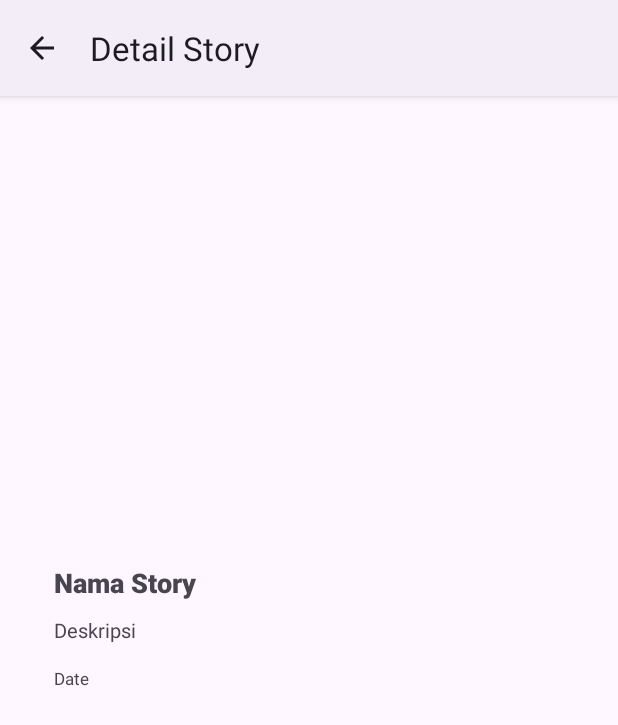
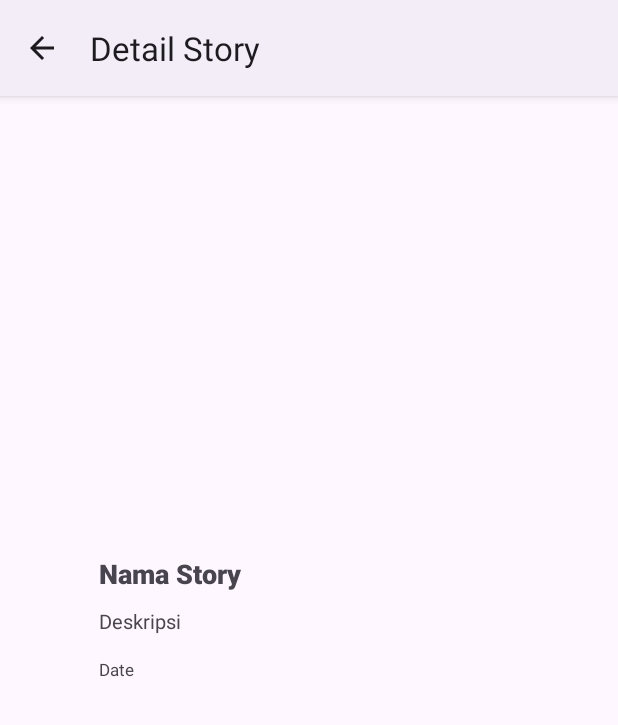
Before and after one commit to RifqiMuafa20/My-Story-App, an Android app: the DetailActivity screen opened directly, with no data from a screen before it, on a phone screen of 412 x 824 dp. Shown: the top 725 px of the screen. Run offline under Robolectric (Android 15) with nearby library versions, the phone set to English and light mode, and no system bars; pictures from the network do not load; 1 statement that could not run was skipped.

Commit message:
feature: implement customview edit email to check email format

```diff
--- a/app/src/main/java/com/d121211063/mystoryapp/ui/login/LoginActivity.kt
+++ b/app/src/main/java/com/d121211063/mystoryapp/ui/login/LoginActivity.kt
@@ -56,6 +56,9 @@ class LoginActivity : AppCompatActivity() {
                 email.isEmpty() -> {
                     binding.edLoginEmail.error = getString(R.string.email_is_empty)
                 }
+                !android.util.Patterns.EMAIL_ADDRESS.matcher(email).matches() -> {
+                    binding.edLoginEmail.error = getString(R.string.invalid_email_error)
+                }
                 password.isEmpty() -> {
                     binding.edLoginPassword.error = getString(R.string.password_is_empty)
                 }
--- a/app/src/main/res/layout/activity_detail.xml
+++ b/app/src/main/res/layout/activity_detail.xml
@@ -9,16 +9,13 @@
 
     <androidx.constraintlayout.widget.ConstraintLayout
         android:layout_width="match_parent"
+        android:layout_margin="30dp"
         android:layout_height="wrap_content" >
 
         <ImageView
             android:id="@+id/img_item_photo"
             android:layout_width="wrap_content"
             android:layout_height="240dp"
-            android:layout_margin="36dp"
-            android:layout_marginStart="10dp"
-            android:layout_marginTop="10dp"
-            android:layout_marginEnd="10dp"
             android:scaleType="centerCrop"
             app:layout_constraintEnd_toEndOf="parent"
             app:layout_constraintStart_toStartOf="parent"
--- a/app/src/main/res/layout/activity_login.xml
+++ b/app/src/main/res/layout/activity_login.xml
@@ -44,17 +44,17 @@
                 android:layout_height="wrap_content"
                 android:layout_marginStart="32dp"
                 android:layout_marginEnd="32dp"
+                app:errorEnabled="true"
                 app:layout_constraintEnd_toEndOf="parent"
                 app:layout_constraintStart_toStartOf="parent"
                 android:hint="@string/email_hint"
-
                 app:layout_constraintTop_toBottomOf="@+id/emailTextView"
                 app:startIconDrawable="@drawable/ic_baseline_email_24">
 
-                <com.google.android.material.textfield.TextInputEditText
+                <com.d121211063.mystoryapp.customView.EmailEdit
                     android:id="@+id/ed_login_email"
                     android:layout_width="match_parent"
-                    android:layout_height="wrap_content"
+                    android:layout_height="56dp"
                     android:ems="10"
                     android:paddingStart="48dp"
                     android:inputType="textEmailAddress"
--- a/app/src/main/res/layout/activity_register.xml
+++ b/app/src/main/res/layout/activity_register.xml
@@ -94,11 +94,12 @@
                 android:layout_marginEnd="32dp"
                 android:hint="@string/email_hint"
                 app:layout_constraintEnd_toEndOf="parent"
+                app:errorEnabled="true"
                 app:layout_constraintStart_toStartOf="parent"
                 app:layout_constraintTop_toBottomOf="@+id/emailTextView"
                 app:startIconDrawable="@drawable/ic_baseline_email_24">
 
-                <com.google.android.material.textfield.TextInputEditText
+                <com.d121211063.mystoryapp.customView.EmailEdit
                     android:id="@+id/ed_register_email"
                     android:layout_width="match_parent"
                     android:layout_height="54dp"
@@ -112,7 +113,6 @@
                 android:layout_width="wrap_content"
                 android:layout_height="wrap_content"
                 android:layout_marginStart="32dp"
-                android:layout_marginTop="8dp"
                 android:text="@string/password"
                 app:layout_constraintStart_toStartOf="parent"
                 app:layout_constraintTop_toBottomOf="@+id/emailEditTextLayout" />
@@ -147,7 +147,7 @@
                 android:layout_width="0dp"
                 android:layout_height="64dp"
                 android:layout_marginStart="32dp"
-                android:layout_marginTop="24dp"
+                android:layout_marginTop="14dp"
                 android:layout_marginEnd="32dp"
                 android:text="@string/signup"
                 app:layout_constraintEnd_toEndOf="parent"
--- a/app/src/main/res/values/strings.xml
+++ b/app/src/main/res/values/strings.xml
@@ -35,4 +35,5 @@
     <string name="empty_image_warning">Silahkan masukkan berkas gambar terlebih dahulu</string>
     <string name="upload_success">Upload Gambar berhasil</string>
     <string name="title_detail">Detail Story</string>
+    <string name="invalid_email_error">Invalid email format</string>
 </resources>
```
Also changed, not shown: app/src/main/java/com/d121211063/mystoryapp/customView/EmailEdit.kt (added, +46 -0 lines), app/src/main/java/com/d121211063/mystoryapp/ui/register/RegisterActivity.kt (+5 -2 lines).
